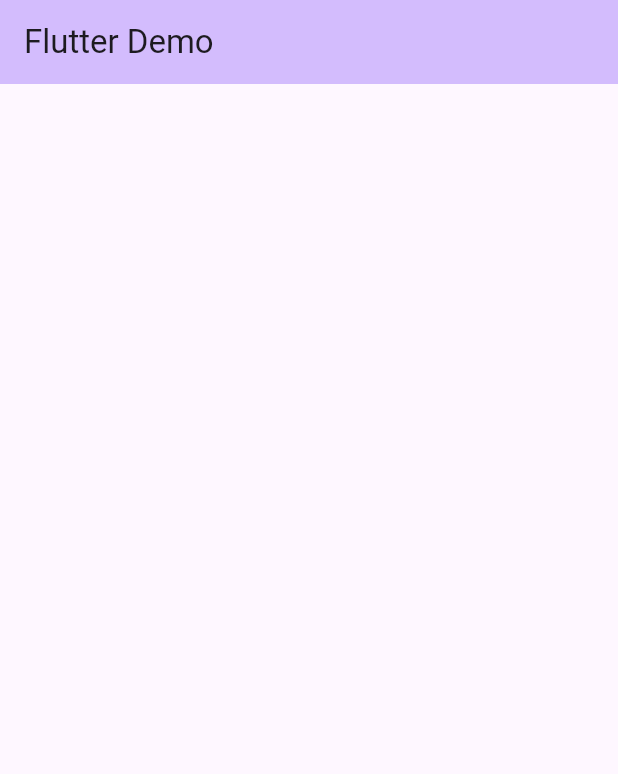
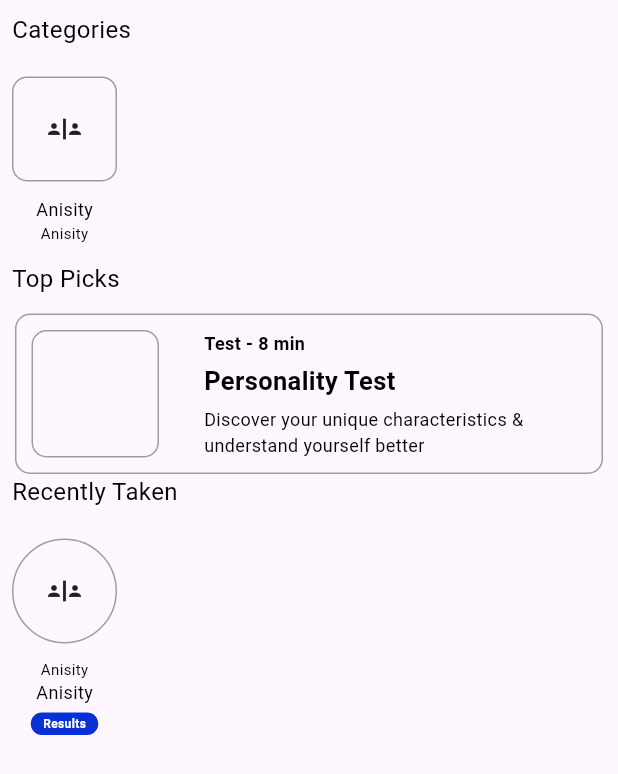
Before and after one commit to RVdobariya/BLoC-API-call, a Flutter app: the screen it shows after launch, on a phone screen of 412 x 824 dp. Shown: the top 774 px of the screen. Run offline on Flutter 3.47's test engine with Material 3 defaults, Android fonts, the phone set to English and light mode, and no system bars; our stand-ins replace bloc; network calls fail.

Commit message:
add new data

```diff
--- a/lib/View/home/ui/home_page.dart
+++ b/lib/View/home/ui/home_page.dart
@@ -1,6 +1,7 @@
 import 'package:demotask/View/home/bloc/home_bloc.dart';
+import 'package:demotask/config/appColors.dart';
+import 'package:demotask/config/textStyle.dart';
 import 'package:flutter/material.dart';
-import 'package:flutter_bloc/flutter_bloc.dart';
 
 class MyHomePage extends StatefulWidget {
   const MyHomePage({super.key});
@@ -21,50 +22,194 @@ class _MyHomePageState extends State<MyHomePage> {
 
   @override
   Widget build(BuildContext context) {
-    return Scaffold(
-      appBar: AppBar(
-        backgroundColor: Theme.of(context).colorScheme.inversePrimary,
-        title: const Text("Flutter Demo"),
-      ),
-      body: BlocConsumer(
-          listener: (_, state) {},
-          bloc: homeBloc,
-          builder: (context, state) {
-            switch (state.runtimeType) {
-              case const (HomeLoadingState):
-                return const Center(
-                  child: CircularProgressIndicator(),
-                );
-              case const (HomeSuccessState):
-                final successState = state as HomeSuccessState;
-
-                return ListView.builder(
-                  itemCount: successState.data.length,
-                  itemBuilder: (context, index) {
-                    return Container(
-                      color: Colors.grey.shade200,
-                      padding: const EdgeInsets.all(16),
-                      margin: const EdgeInsets.all(16),
-                      child: Column(
+    return SafeArea(
+      child: Scaffold(
+        body: Padding(
+          padding: const EdgeInsets.all(8.0),
+          child: Column(
+            crossAxisAlignment: CrossAxisAlignment.start,
+            children: [
+              Padding(
+                padding: const EdgeInsets.only(bottom: 12.0),
+                child: Text(
+                  "Categories",
+                  style: AppTextStyle.regular.copyWith(fontSize: 16),
+                ),
+              ),
+              Padding(
+                padding: const EdgeInsets.only(bottom: 12.0),
+                child: Column(
+                  children: [
+                    Padding(
+                      padding: const EdgeInsets.only(top: 8.0, bottom: 10),
+                      child: Container(
+                        height: 70,
+                        width: 70,
+                        alignment: Alignment.center,
+                        decoration: BoxDecoration(
+                          borderRadius: BorderRadius.circular(10),
+                          border: Border.all(color: Colors.grey),
+                        ),
+                        child: const Icon(Icons.safety_divider),
+                      ),
+                    ),
+                    Text(
+                      "Anisity",
+                      style: AppTextStyle.regular,
+                    ),
+                    Text(
+                      "Anisity",
+                      style: AppTextStyle.regular.copyWith(fontSize: 10),
+                    ),
+                  ],
+                ),
+              ),
+              Padding(
+                padding: const EdgeInsets.only(bottom: 12.0),
+                child: Text(
+                  "Top Picks",
+                  style: AppTextStyle.regular.copyWith(fontSize: 16),
+                ),
+              ),
+              Center(
+                child: Container(
+                  width: MediaQuery.of(context).size.width - 20,
+                  alignment: Alignment.center,
+                  decoration: BoxDecoration(
+                    borderRadius: BorderRadius.circular(10),
+                    border: Border.all(color: Colors.grey),
+                  ),
+                  child: Row(
+                    children: [
+                      Padding(
+                        padding: const EdgeInsets.only(left: 10.0, right: 30, top: 10, bottom: 10),
+                        child: Container(
+                          height: 85,
+                          width: 85,
+                          decoration: BoxDecoration(
+                            borderRadius: BorderRadius.circular(10),
+                            border: Border.all(color: Colors.grey),
+                          ),
+                        ),
+                      ),
+                      Expanded(
+                          child: Column(
+                        mainAxisAlignment: MainAxisAlignment.center,
                         crossAxisAlignment: CrossAxisAlignment.start,
                         children: [
-                          Text(successState.data[index]["id"].toString()),
-                          Text(successState.data[index]["title"].toString()),
                           Text(
-                            successState.data[index]["body"].toString(),
-                          )
+                            "Test - 8 min",
+                            style: AppTextStyle.regular.copyWith(fontSize: 12, fontWeight: FontWeight.bold),
+                          ),
+                          const SizedBox(
+                            height: 5,
+                          ),
+                          Text(
+                            "Personality Test",
+                            style: AppTextStyle.medium.copyWith(fontSize: 17, fontWeight: FontWeight.w600),
+                          ),
+                          const SizedBox(
+                            height: 5,
+                          ),
+                          Text(
+                            "Discover your unique characteristics & understand yourself better",
+                            style: AppTextStyle.regular.copyWith(fontSize: 12),
+                          ),
                         ],
+                      ))
+                    ],
+                  ),
+                ),
+              ),
+              Padding(
+                padding: const EdgeInsets.only(bottom: 12.0),
+                child: Text(
+                  "Recently Taken",
+                  style: AppTextStyle.regular.copyWith(fontSize: 16),
+                ),
+              ),
+              Padding(
+                padding: const EdgeInsets.only(bottom: 12.0),
+                child: Column(
+                  children: [
+                    Padding(
+                      padding: const EdgeInsets.only(top: 8.0, bottom: 10),
+                      child: Container(
+                        height: 70,
+                        width: 70,
+                        alignment: Alignment.center,
+                        decoration: BoxDecoration(
+                          borderRadius: BorderRadius.circular(100),
+                          border: Border.all(color: Colors.grey),
+                        ),
+                        child: const Icon(Icons.safety_divider),
                       ),
-                    );
-                  },
-                );
-              default:
-                return const SizedBox();
-            }
-          }
-
-          // This trailing comma makes auto-formatting nicer for build methods.
+                    ),
+                    Text(
+                      "Anisity",
+                      style: AppTextStyle.regular.copyWith(fontSize: 10),
+                    ),
+                    Text("Anisity", style: AppTextStyle.regular),
+                    SizedBox(
+                      height: 5,
+                    ),
+                    Container(
+                      height: 15,
+                      width: 45,
+                      alignment: Alignment.center,
+                      decoration: BoxDecoration(borderRadius: BorderRadius.circular(100), color: Color(0xff0831d5)),
+                      child: Text(
+                        "Results",
+                        style: AppTextStyle.medium.copyWith(color: AppColors.whiteColor, fontSize: 8, fontWeight: FontWeight.w600),
+                      ),
+                    )
+                  ],
+                ),
+              ),
+            ],
           ),
+        ),
+      ),
     );
   }
 }
+
+// BlocConsumer(
+// listener: (_, state) {},
+// bloc: homeBloc,
+// builder: (context, state) {
+// switch (state.runtimeType) {
+// case const (HomeLoadingState):
+// return const Center(
+// child: CircularProgressIndicator(),
+// );
+// case const (HomeSuccessState):
+// final successState = state as HomeSuccessState;
+//
+// return ListView.builder(
+// itemCount: successState.data.length,
+// itemBuilder: (context, index) {
+// return Container(
+// color: Colors.grey.shade200,
+// padding: const EdgeInsets.all(16),
+// margin: const EdgeInsets.all(16),
+// child: Column(
+// crossAxisAlignment: CrossAxisAlignment.start,
+// children: [
+// Text(successState.data[index]["id"].toString()),
+// Text(successState.data[index]["title"].toString()),
+// Text(
+// successState.data[index]["body"].toString(),
+// )
+// ],
+// ),
+// );
+// },
+// );
+// default:
+// return const SizedBox();
+// }
+// }
+//
+// // This trailing comma makes auto-formatting nicer for build methods.
+// )
--- /dev/null
+++ b/lib/config/appColors.dart
@@ -0,0 +1,7 @@
+import 'package:flutter/material.dart';
+
+class AppColors {
+  static const greyColor = Colors.grey;
+  static const blackColor = Colors.black;
+  static const whiteColor = Colors.white;
+}
--- /dev/null
+++ b/lib/config/appImages.dart
@@ -0,0 +1,7 @@
+class AppImages {
+  static String one = "assets/images/1.jpg";
+  static String two = "assets/images/2.jpg";
+  static String three = "assets/images/3.jpg";
+  static String four = "assets/images/4.jpg";
+  static String five = "assets/images/5.jpg";
+}
--- /dev/null
+++ b/lib/config/textStyle.dart
@@ -0,0 +1,7 @@
+import 'package:demotask/config/appColors.dart';
+import 'package:flutter/material.dart';
+
+class AppTextStyle {
+  static TextStyle regular = const TextStyle(color: AppColors.blackColor, fontSize: 12);
+  static TextStyle medium = const TextStyle(color: AppColors.blackColor, fontSize: 15);
+}
--- a/pubspec.yaml
+++ b/pubspec.yaml
@@ -62,8 +62,8 @@ flutter:
   uses-material-design: true
 
   # To add assets to your application, add an assets section, like this:
-  # assets:
-  #   - images/a_dot_burr.jpeg
+  assets:
+    - assets/images/
   #   - images/a_dot_ham.jpeg
 
   # An image asset can refer to one or more resolution-specific "variants", see
```
Also changed, not shown: assets/images/1.png (added), 4 other files.
